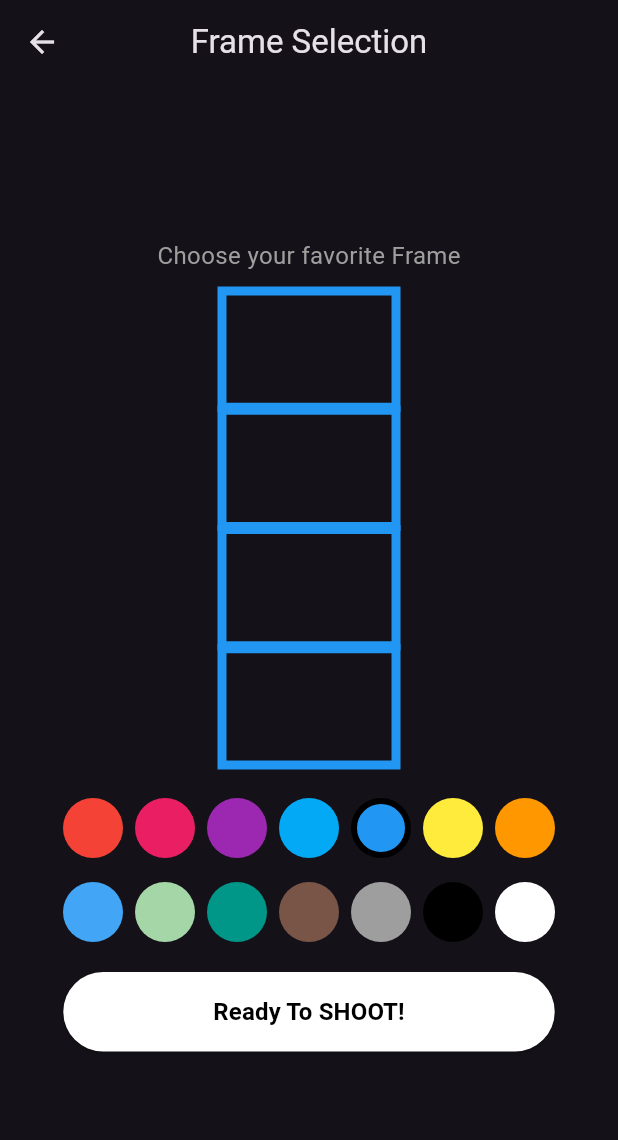
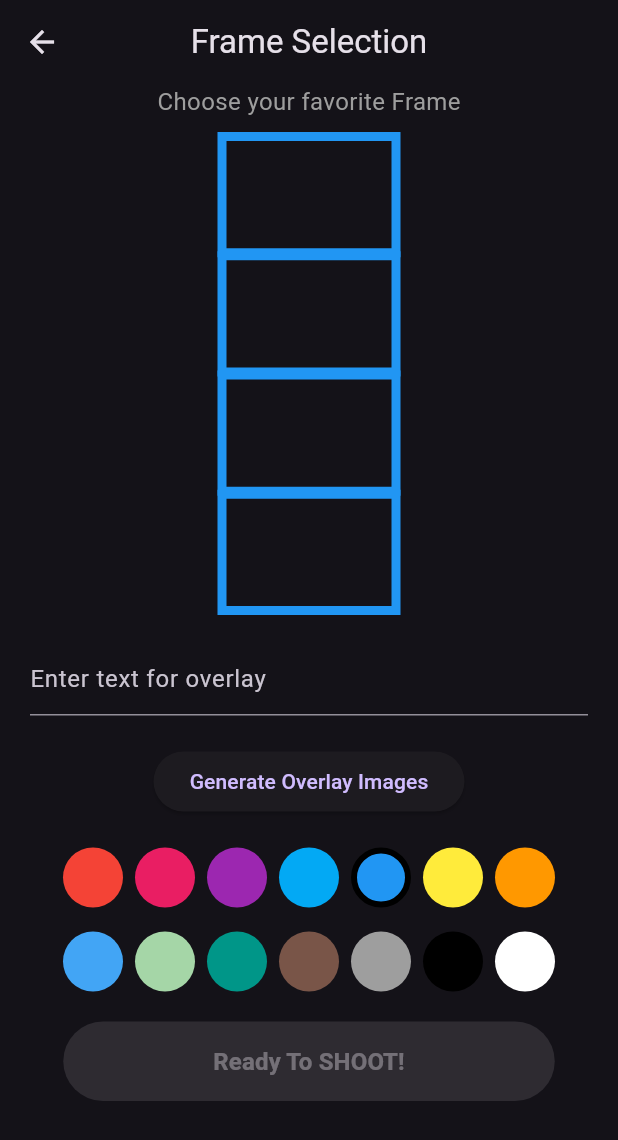
Before and after one commit to Many-Ong/Epson-SnapIt-FE, a Flutter app: the screen it shows after launch, after a tap on "START", on a phone screen of 412 x 824 dp. Shown: the top 1140 px of the screen. Run offline on Flutter 3.47's test engine with Material 3 defaults, Android fonts, the phone set to English and light mode, and no system bars; our stand-ins replace camera, flutter_dotenv, image_gallery_saver, permission_handler.

Commit message:
Feature/overlay-generation (#17)
* 💄 Add text input to the frame_selection_screen

* 🔧 Add dotenv package

* ✨ LimeWire api connect to generate overlay image and accept json type

* 👽️ Add deepai api service

* ✨ Connect text2image api of deepai api

* ✨ Add overlay image generation feature

* ✨ Remove background of overlay image

* ✨ Add loading spinner

* ✨ Add saving the image feaure

```diff
--- a/lib/main.dart
+++ b/lib/main.dart
@@ -1,25 +1,42 @@
 import 'package:flutter/material.dart';
 import 'package:camera/camera.dart';
 import 'package:snapit/screens/home_screen.dart';
+import 'package:flutter_dotenv/flutter_dotenv.dart';
 
-void main() async {
+Future<void> main() async {
   WidgetsFlutterBinding.ensureInitialized();
+
+  try {
+    await dotenv.load(fileName: ".env");
+  } catch (e) {
+    print('Could not load .env file: $e');
+  }
+
   final cameras = await availableCameras();
-  final firstCamera = cameras.first;
+  bool camerasAvailable = cameras.isNotEmpty;
 
-  runApp(MyApp(camera: firstCamera));
+  print('Cameras available: $camerasAvailable');
+
+  final firstCamera = camerasAvailable ? cameras.first : null;
+
+  runApp(MyApp(camera: firstCamera, camerasAvailable: camerasAvailable));
 }
 
 class MyApp extends StatelessWidget {
-  final CameraDescription camera;
+  final CameraDescription? camera;
+  final bool camerasAvailable;
 
-  const MyApp({super.key, required this.camera});
+  const MyApp(
+      {super.key, required this.camera, required this.camerasAvailable});
 
   @override
   Widget build(BuildContext context) {
     return MaterialApp(
       theme: ThemeData.dark(),
-      home: HomeScreen(camera: camera), // Set HomeScreen as the home screen
+      home: HomeScreen(
+        camera: camera,
+        camerasAvailable: camerasAvailable,
+      ), // Set HomeScreen as the home screen
     );
   }
 }
--- a/lib/screens/frame_selection_screen.dart
+++ b/lib/screens/frame_selection_screen.dart
@@ -1,6 +1,10 @@
+import 'dart:math';
+import 'dart:typed_data';
 import 'package:flutter/material.dart';
 import 'camera_screen.dart';
 import 'package:camera/camera.dart';
+import 'package:snapit/services/deepai_api_service.dart';
+import 'dart:convert';
 
 class FrameSelectionScreen extends StatefulWidget {
   final CameraDescription camera;
@@ -30,6 +34,60 @@ class _FrameSelectionScreenState extends State<FrameSelectionScreen> {
   ];
 
   Color selectedFrameColor = Colors.blue; // Default color
+  TextEditingController _textController = TextEditingController();
+
+  final DeepAiApiService deepAiApiService = DeepAiApiService();
+  List<String> generatedImageUrls = []; // Store generated image URLs
+  bool isLoading = false; // Flag to track if images are being generated
+
+  Future<void> generateOverlayImages(String text) async {
+    setState(() {
+      isLoading = true; // Start loading
+    });
+
+    const List<String> locations = [
+      'right side of the image',
+      'left side of the image'
+    ];
+    const List<String> actions = [
+      'jumping',
+      'running',
+      'sitting',
+      'standing',
+      'walking',
+      'sleeping'
+    ];
+
+    final random = Random();
+
+    for (int i = 0; i < 4; i++) {
+      final randomLocation = locations[random.nextInt(locations.length)];
+      final randomAction = actions[random.nextInt(actions.length)];
+      print(
+          'Generating overlay image with text: $text $randomAction $randomLocation');
+
+      try {
+        final response = await deepAiApiService.text2img(
+            text: '$text $randomAction placed on the $randomLocation');
+        final responseData = json.decode(response);
+        final imageUrl = responseData['output_url'];
+
+        // Remove background from generated image
+        final imageWithRemovedBgUrl =
+            await deepAiApiService.removeBackground(imageUrl);
+        generatedImageUrls.add(imageWithRemovedBgUrl);
+
+        print(
+            'Image generated and background removed successfully: $imageWithRemovedBgUrl');
+      } catch (e) {
+        print('Failed to generate overlay image: $e');
+      }
+    }
+
+    setState(() {
+      isLoading = false; // Stop loading
+    });
+  }
 
   @override
   Widget build(BuildContext context) {
@@ -39,8 +97,8 @@ class _FrameSelectionScreenState extends State<FrameSelectionScreen> {
         centerTitle: true,
       ),
       body: SafeArea(
-          child:
-            Column(
+        child: SingleChildScrollView(
+          child: Column(
             mainAxisAlignment: MainAxisAlignment.center,
             children: [
               Text(
@@ -54,6 +112,30 @@ class _FrameSelectionScreenState extends State<FrameSelectionScreen> {
                   painter: FramePainter(selectedFrameColor),
                 ),
               ),
+              SizedBox(height: 20),
+              Padding(
+                padding: const EdgeInsets.symmetric(horizontal: 20.0),
+                child: TextField(
+                  controller: _textController,
+                  decoration: InputDecoration(
+                    hintText: 'Enter text for overlay',
+                  ),
+                ),
+              ),
+              SizedBox(height: 20),
+              Padding(
+                padding: const EdgeInsets.symmetric(horizontal: 20.0),
+                child: ElevatedButton(
+                  onPressed: () async {
+                    await generateOverlayImages(_textController.text);
+                  },
+                  child: Text('Generate Overlay Images'),
+                ),
+              ),
+              if (isLoading) ...[
+                SizedBox(height: 20),
+                CircularProgressIndicator(),
+              ],
               SizedBox(height: 20),
               Padding(
                 padding: const EdgeInsets.symmetric(horizontal: 20.0),
@@ -74,7 +156,9 @@ class _FrameSelectionScreenState extends State<FrameSelectionScreen> {
                           color: color,
                           shape: BoxShape.circle,
                           border: Border.all(
-                        color: selectedFrameColor == color ? Colors.black : Colors.transparent,
+                            color: selectedFrameColor == color
+                                ? Colors.black
+                                : Colors.transparent,
                             width: 4,
                           ),
                         ),
@@ -84,15 +168,19 @@ class _FrameSelectionScreenState extends State<FrameSelectionScreen> {
                 ),
               ),
               Padding(
-            padding: const EdgeInsets.symmetric(horizontal: 20, vertical: 20),
+                padding:
+                    const EdgeInsets.symmetric(horizontal: 20, vertical: 20),
                 child: ElevatedButton(
-              onPressed: () {
+                  onPressed: isLoading || generatedImageUrls.isEmpty
+                      ? null
+                      : () {
                           Navigator.push(
                             context,
                             MaterialPageRoute(
                               builder: (context) => CameraScreen(
                                 camera: widget.camera,
                                 frameColor: selectedFrameColor,
+                                overlayImages: generatedImageUrls,
                               ),
                             ),
                           );
@@ -100,7 +188,8 @@ class _FrameSelectionScreenState extends State<FrameSelectionScreen> {
                   style: ElevatedButton.styleFrom(
                     backgroundColor: Colors.white,
                     foregroundColor: Colors.black,
-                padding: const EdgeInsets.symmetric(horizontal: 100, vertical: 15),
+                    padding: const EdgeInsets.symmetric(
+                        horizontal: 100, vertical: 15),
                     shape: RoundedRectangleBorder(
                       borderRadius: BorderRadius.circular(50),
                     ),
@@ -115,6 +204,7 @@ class _FrameSelectionScreenState extends State<FrameSelectionScreen> {
                 ),
               ),
             ],
+          ),
         ),
       ),
     );
--- a/lib/screens/home_screen.dart
+++ b/lib/screens/home_screen.dart
@@ -1,20 +1,28 @@
+import 'package:flutter/material.dart';
 import 'package:camera/camera.dart';
-import 'package:flutter/material.dart';
 import 'frame_selection_screen.dart';
 import '../services/api_service.dart';
 
 class HomeScreen extends StatelessWidget {
-  final CameraDescription camera;
+  final CameraDescription? camera;
+  final bool camerasAvailable;
   final ApiService apiService = ApiService('http://15.165.196.28');
 
-  HomeScreen({super.key, required this.camera});
+  HomeScreen({super.key, required this.camera, required this.camerasAvailable});
 
   @override
   Widget build(BuildContext context) {
     return Scaffold(
       backgroundColor: Colors.black,
       body: Center(
-        child: Column(
+        child:
+            camerasAvailable ? _buildContent(context) : _buildNoCameraMessage(),
+      ),
+    );
+  }
+
+  Widget _buildContent(BuildContext context) {
+    return Column(
       mainAxisAlignment: MainAxisAlignment.center,
       children: <Widget>[
         const Spacer(),
@@ -26,13 +34,16 @@ class HomeScreen extends StatelessWidget {
             onPressed: () {
               Navigator.push(
                 context,
-                    MaterialPageRoute(builder: (context) => FrameSelectionScreen(camera: camera)),
+                MaterialPageRoute(
+                    builder: (context) =>
+                        FrameSelectionScreen(camera: camera!)),
               );
             },
             style: ElevatedButton.styleFrom(
               backgroundColor: Colors.white,
               foregroundColor: Colors.black,
-                  padding: const EdgeInsets.symmetric(horizontal: 100, vertical: 15),
+              padding:
+                  const EdgeInsets.symmetric(horizontal: 100, vertical: 15),
               shape: RoundedRectangleBorder(
                 borderRadius: BorderRadius.circular(50),
               ),
@@ -46,8 +57,20 @@ class HomeScreen extends StatelessWidget {
           ),
         ),
       ],
+    );
+  }
+
+  Widget _buildNoCameraMessage() {
+    return Column(
+      mainAxisAlignment: MainAxisAlignment.center,
+      children: const [
+        Icon(Icons.camera_alt, size: 100, color: Colors.grey),
+        SizedBox(height: 20),
+        Text(
+          'No cameras available',
+          style: TextStyle(fontSize: 20, color: Colors.grey),
         ),
-      ),
+      ],
     );
   }
 }
--- a/lib/screens/print_screen.dart
+++ b/lib/screens/print_screen.dart
@@ -68,7 +68,9 @@ class PrintScreen extends StatelessWidget {
                   foregroundColor: Colors.black, // Set the background color
                   backgroundColor: Colors.white, // Set the text color
                 ),
-                child: Text('Print Picture!', style: TextStyle(fontSize: 16, fontWeight: FontWeight.bold)),
+                child: Text('Print Picture!',
+                    style:
+                        TextStyle(fontSize: 16, fontWeight: FontWeight.bold)),
               ),
             ),
           ],
--- a/pubspec.yaml
+++ b/pubspec.yaml
@@ -33,13 +33,16 @@ dependencies:
   camera: ^0.10.0+4
   http: ^0.13.3
   path: ^1.8.0
-
+  flutter_dotenv: ^5.0.2
   # The following adds the Cupertino Icons font to your application.
   # Use with the CupertinoIcons class for iOS style icons.
   cupertino_icons: ^1.0.6
   image: ^3.3.0
   image_extensions: any
   path_provider: ^2.1.3
+  image_gallery_saver: ^1.7.1
+  permission_handler: ^8.1.6
+  dart_format: ^1.1.4
 
 dev_dependencies:
   flutter_test:
@@ -65,6 +68,7 @@ flutter_icons:
 flutter:
   assets:
     - assets/
+    - .env
   # The following line ensures that the Material Icons font is
   # included with your application, so that you can use the icons in
   # the material Icons class.
```
Also changed, not shown: lib/screens/camera_screen.dart (+37 -18 lines), lib/screens/display_picture_screen.dart (+45 -8 lines), lib/services/api_service.dart (+8 -6 lines), lib/services/deepai_api_service.dart (added, +55 -0 lines), lib/services/lime_wire_api_service.dart (added, +60 -0 lines), lib/assets.dart (line endings or trailing spaces), pubspec.lock, 4 other files. Lines whose indentation alone changed are shown as unchanged.
